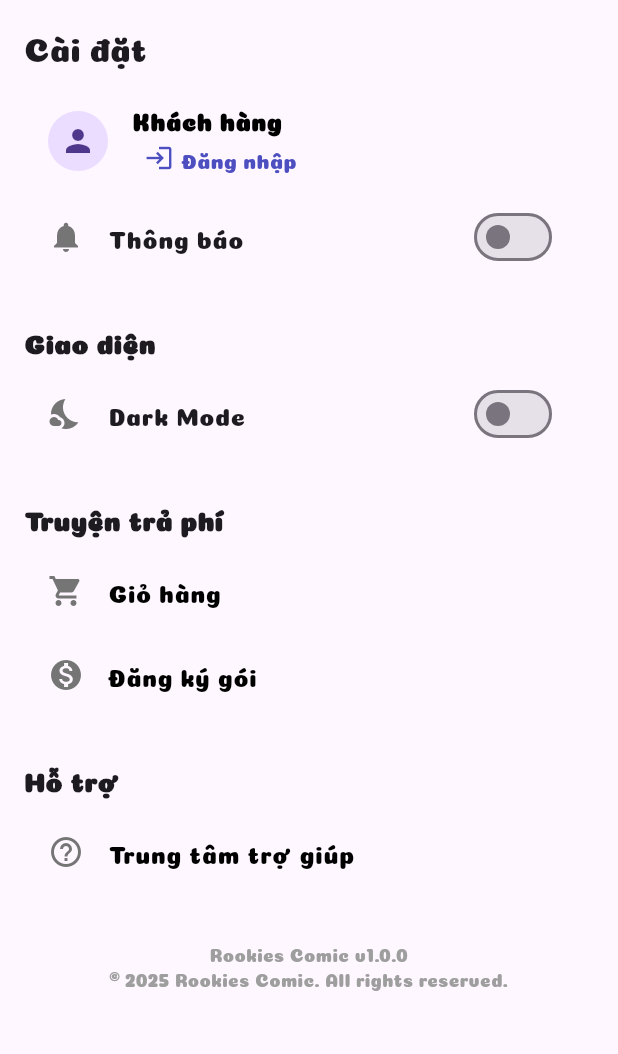
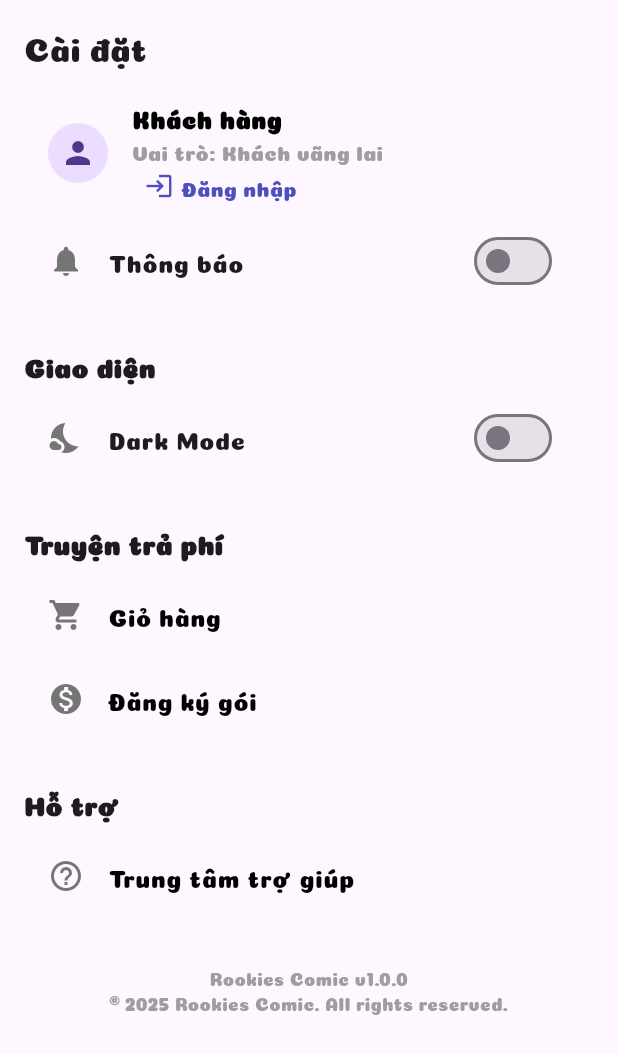
Before and after one commit to thaitrinh2701/rookiescomic_mobile, a Flutter app: the SettingScreen screen opened directly, on a phone screen of 412 x 824 dp. Shown: the top 1054 px of the screen. Run offline on Flutter 3.47's test engine with Material 3 defaults, Android fonts, the phone set to English and light mode, and no system bars; our stand-ins replace app_links, cached_network_image, carousel_slider, firebase_auth, firebase_core, google_sign_in and 2 more; accounts and stored records are empty; network calls fail; statements that could not run were skipped.

Commit message:
show role in setting, fix log out

```diff
--- a/lib/screens/setting_screen.dart
+++ b/lib/screens/setting_screen.dart
@@ -3,7 +3,8 @@ import 'package:firebase_auth/firebase_auth.dart';
 import 'package:rookiescomic_mobile/apis/google_signout.dart';
 import 'package:rookiescomic_mobile/pages/login_page.dart';
 import 'package:rookiescomic_mobile/pages/subscription_page.dart';
-import 'package:rookiescomic_mobile/screens/cart_screen.dart'; // Add this import
+import 'package:rookiescomic_mobile/screens/cart_screen.dart';
+import 'package:shared_preferences/shared_preferences.dart';
 
 class SettingScreen extends StatefulWidget {
   const SettingScreen({super.key});
@@ -30,6 +31,18 @@ class _SettingScreenState extends State<SettingScreen> {
     setState(() {
       _user = user;
     });
+  }
+
+  Future<int?> getRole() async {
+    try {
+      SharedPreferences prefs = await SharedPreferences.getInstance();
+      String? roleString = prefs.getString("role");
+      print("Retrieved roleString: $roleString");
+      return roleString != null ? int.tryParse(roleString) : null;
+    } catch (e) {
+      print("Error getting role: $e");
+      return null;
+    }
   }
 
   @override
@@ -118,6 +131,41 @@ class _SettingScreenState extends State<SettingScreen> {
   }
 
   Widget _buildProfileTile() {
+    return FutureBuilder<int?>(
+      future: getRole(),
+      builder: (context, snapshot) {
+        String roleText = "Khách vãng lai"; // Mặc định nếu không có dữ liệu
+
+        if (snapshot.connectionState == ConnectionState.done &&
+            snapshot.hasData) {
+          switch (snapshot.data) {
+            case 1:
+              roleText = "Quản trị viên";
+              break;
+            case 2:
+              roleText = "Quản lý";
+              break;
+            case 3:
+              roleText = "Người kiểm duyệt";
+              break;
+            case 4:
+              roleText = "Nhân viên";
+              break;
+            case 5:
+              roleText = "Khách hàng thường";
+              break;
+            case 6:
+              roleText = "Người đọc";
+              break;
+            case 7:
+              roleText = "Tác giả";
+              break;
+            case 8:
+              roleText = "Khách hàng VIP";
+              break;
+          }
+        }
+
         return ListTile(
           leading: CircleAvatar(
             backgroundImage:
@@ -128,28 +176,33 @@ class _SettingScreenState extends State<SettingScreen> {
             _user?.displayName ?? "Khách hàng",
             style: TextStyle(
               fontWeight: FontWeight.bold,
-          color: _user?.displayName != null ? Color(0xFF4D4FC1) : Colors.black,
+              color:
+                  _user?.displayName != null ? Color(0xFF4D4FC1) : Colors.black,
             ),
           ),
-
-      subtitle:
-          _user?.email != null
-              ? Text(_user!.email!)
-              : InkWell(
+          subtitle: Column(
+            crossAxisAlignment: CrossAxisAlignment.start,
+            children: [
+              if (_user?.email != null) Text(_user!.email!),
+              if (roleText != null)
+                Text(
+                  "Vai trò: $roleText",
+                  style: TextStyle(color: Colors.grey),
+                ),
+              if (_user?.email == null)
+                InkWell(
                   onTap: () async {
                     Navigator.push(
                       context,
                       MaterialPageRoute(builder: (context) => LoginPage()),
-                  ).then(
-                    (_) => _fetchUserInfo(),
-                  ); // Cập nhật thông tin sau khi quay lại
+                    ).then((_) => _fetchUserInfo());
                   },
-                borderRadius: BorderRadius.circular(8), // Bo góc hiệu ứng chạm
+                  borderRadius: BorderRadius.circular(8),
                   child: Padding(
                     padding: const EdgeInsets.symmetric(
                       vertical: 4,
                       horizontal: 8,
-                  ), // Tăng vùng chạm
+                    ),
                     child: Row(
                       mainAxisSize: MainAxisSize.min,
                       children: [
@@ -166,6 +219,10 @@ class _SettingScreenState extends State<SettingScreen> {
                     ),
                   ),
                 ),
+            ],
+          ),
+        );
+      },
     );
   }
 
```
Also changed, not shown: lib/apis/google_signout.dart (+18 -2 lines). Lines whose indentation alone changed are shown as unchanged.
